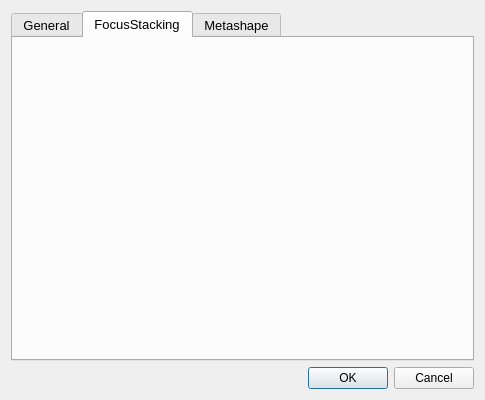
This is PreferencesWindow.ui in InteractiveGraphicsLab/StackShot3XAutoShooter as Qt 5 draws it before an edit. The edited form follows.
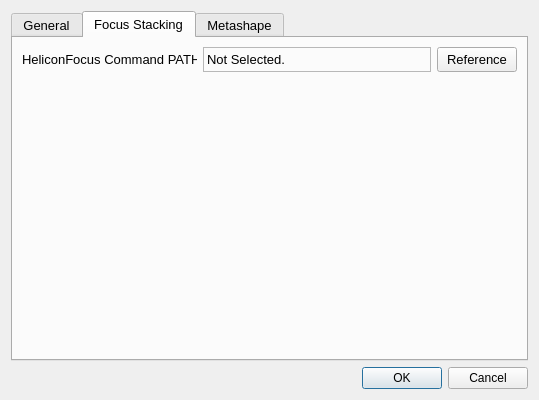
This is the edited form. The open tabs and pages were chosen to show the change.

Commit message: implement heliconfocus config

Patch:
```diff
--- a/PreferencesWindow.ui
+++ b/PreferencesWindow.ui
@@ -9,7 +9,7 @@
    <rect>
     <x>0</x>
     <y>0</y>
-    <width>485</width>
+    <width>539</width>
     <height>400</height>
    </rect>
   </property>
@@ -245,8 +245,102 @@
        </widget>
        <widget class="QWidget" name="FocusStacking">
         <attribute name="title">
-         <string>FocusStacking</string>
+         <string>Focus Stacking</string>
         </attribute>
+        <layout class="QHBoxLayout" name="horizontalLayout_5">
+         <item>
+          <layout class="QFormLayout" name="formLayout">
+           <item row="0" column="0">
+            <widget class="QLabel" name="heliconfocusCommandPathLabel">
+             <property name="minimumSize">
+              <size>
+               <width>175</width>
+               <height>25</height>
+              </size>
+             </property>
+             <property name="maximumSize">
+              <size>
+               <width>105</width>
+               <height>25</height>
+              </size>
+             </property>
+             <property name="text">
+              <string>HeliconFocus Command PATH</string>
+             </property>
+            </widget>
+           </item>
+           <item row="0" column="1">
+            <layout class="QHBoxLayout" name="horizontalLayout_4">
+             <item>
+              <widget class="QLabel" name="heliconfocusCommandPath">
+               <property name="minimumSize">
+                <size>
+                 <width>0</width>
+                 <height>25</height>
+                </size>
+               </property>
+               <property name="maximumSize">
+                <size>
+                 <width>16777215</width>
+                 <height>25</height>
+                </size>
+               </property>
+               <property name="frameShape">
+                <enum>QFrame::StyledPanel</enum>
+               </property>
+               <property name="frameShadow">
+                <enum>QFrame::Plain</enum>
+               </property>
+               <property name="text">
+                <string>Not Selected.</string>
+               </property>
+              </widget>
+             </item>
+             <item>
+              <widget class="QPushButton" name="heliconFocusCommandPathReferenceButton">
+               <property name="sizePolicy">
+                <sizepolicy hsizetype="Minimum" vsizetype="Fixed">
+                 <horstretch>0</horstretch>
+                 <verstretch>0</verstretch>
+                </sizepolicy>
+               </property>
+               <property name="minimumSize">
+                <size>
+                 <width>80</width>
+                 <height>25</height>
+                </size>
+               </property>
+               <property name="maximumSize">
+                <size>
+                 <width>80</width>
+                 <height>25</height>
+                </size>
+               </property>
+               <property name="text">
+                <string>Reference</string>
+               </property>
+               <property name="iconSize">
+                <size>
+                 <width>16</width>
+                 <height>16</height>
+                </size>
+               </property>
+               <property name="autoDefault">
+                <bool>false</bool>
+               </property>
+               <property name="default">
+                <bool>false</bool>
+               </property>
+               <property name="flat">
+                <bool>false</bool>
+               </property>
+              </widget>
+             </item>
+            </layout>
+           </item>
+          </layout>
+         </item>
+        </layout>
        </widget>
        <widget class="QWidget" name="Metashape">
         <attribute name="title">
```
Left out of the diff: 6 changed lines with no effect on the pictures. The commit also changes 2 other files.
